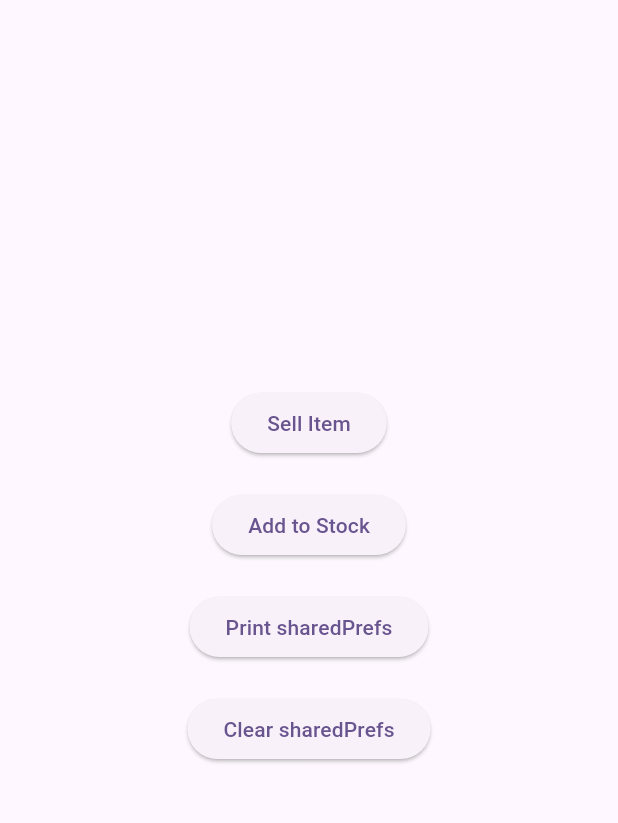
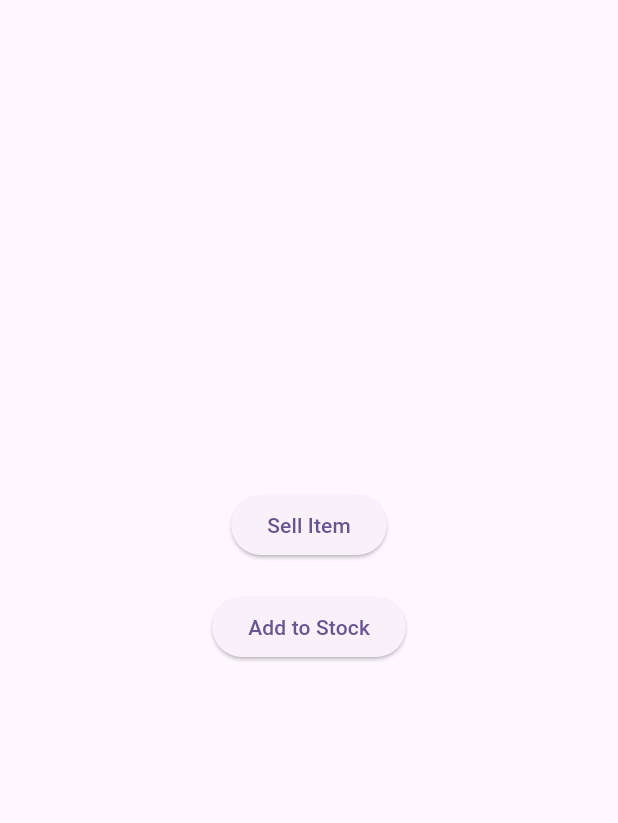
Before and after one commit to amalraj28/inventory-management, a Flutter app: the MyHomePage screen opened directly with empty values, on a phone screen of 412 x 824 dp, the part 84-907 px from its top. Run offline on Flutter 3.47's test engine with Material 3 defaults, Android fonts, the phone set to English and light mode, and no system bars; our stand-ins replace firebase_auth, firebase_core, firebase_database, flutter_dotenv, pdf, searchfield and 1 more; missing offline and left inert: dart:html; accounts and stored records are empty; generated files the repository leaves out were written again.

Commit message:
Removed debug buttons in home page

```diff
--- a/lib/screens/home_page.dart
+++ b/lib/screens/home_page.dart
@@ -1,9 +1,7 @@
 import 'package:flutter/material.dart';
 import 'package:inventory_management/db/database_services.dart';
-import 'package:inventory_management/exports/constants.dart';
 import 'package:inventory_management/screens/sell_item.dart';
 import 'package:inventory_management/screens/stock_entry.dart';
-import 'package:shared_preferences/shared_preferences.dart';
 
 class MyHomePage extends StatefulWidget {
   final String uuid;
@@ -95,34 +93,6 @@ class _MyHomePageState extends State<MyHomePage> {
                       'Add to Stock',
                     ),
                   ),
-                  const SizedBox(
-                    height: 20,
-                  ),
-                  ElevatedButton(
-                    onPressed: () async {
-                      final sharedPrefs = await SharedPreferences.getInstance();
-                      if (sharedPrefs.containsKey(SALE_LIST)) {
-                        print(sharedPrefs.getString(SALE_LIST));
-                      } else {
-                        print('No Data!!!');
-                      }
-                    },
-                    child: const Text(
-                      'Print sharedPrefs',
-                    ),
-                  ),
-                  const SizedBox(
-                    height: 20,
-                  ),
-                  ElevatedButton(
-                    onPressed: () async {
-                      final sharedPrefs = await SharedPreferences.getInstance();
-                      await sharedPrefs.remove(SALE_LIST);
-                    },
-                    child: const Text(
-                      'Clear sharedPrefs',
-                    ),
-                  ),
                 ],
               ),
             ),
```
